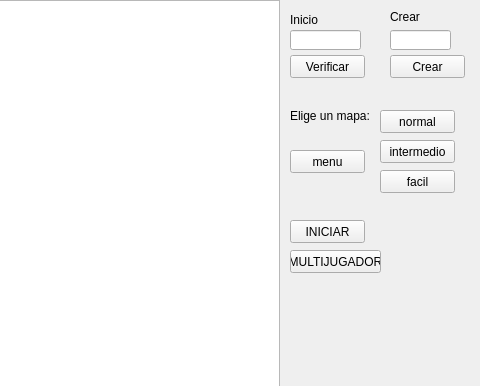
First picture: the form in proyecto_final_/mainwindow.ui, repository jstom12/proyecto_final_infii_JUANMANUELRESTREPO, before the edit; both pictures show x 520 to 1000 and y 0 to 386 of the 1000 by 750 pixel window.
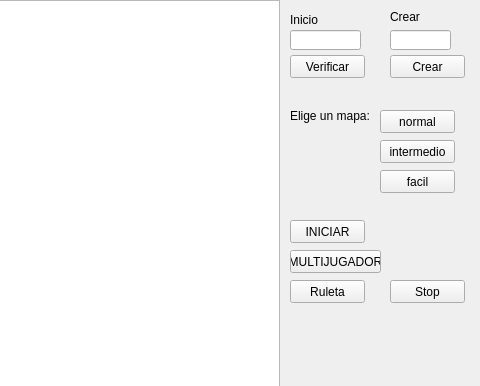
Second picture: the form after the edit.

```diff
--- a/proyecto_final_/mainwindow.ui
+++ b/proyecto_final_/mainwindow.ui
@@ -203,13 +203,13 @@
     <property name="geometry">
      <rect>
       <x>810</x>
-      <y>150</y>
+      <y>280</y>
       <width>75</width>
       <height>23</height>
      </rect>
     </property>
     <property name="text">
-     <string>menu</string>
+     <string>Ruleta</string>
     </property>
    </widget>
    <widget class="QLabel" name="label_6">
@@ -251,6 +251,19 @@
      <string>Elige un mapa:</string>
     </property>
    </widget>
+   <widget class="QPushButton" name="pushButton_2">
+    <property name="geometry">
+     <rect>
+      <x>910</x>
+      <y>280</y>
+      <width>75</width>
+      <height>23</height>
+     </rect>
+    </property>
+    <property name="text">
+     <string>Stop</string>
+    </property>
+   </widget>
   </widget>
   <widget class="QMenuBar" name="menubar">
    <property name="geometry">
```
